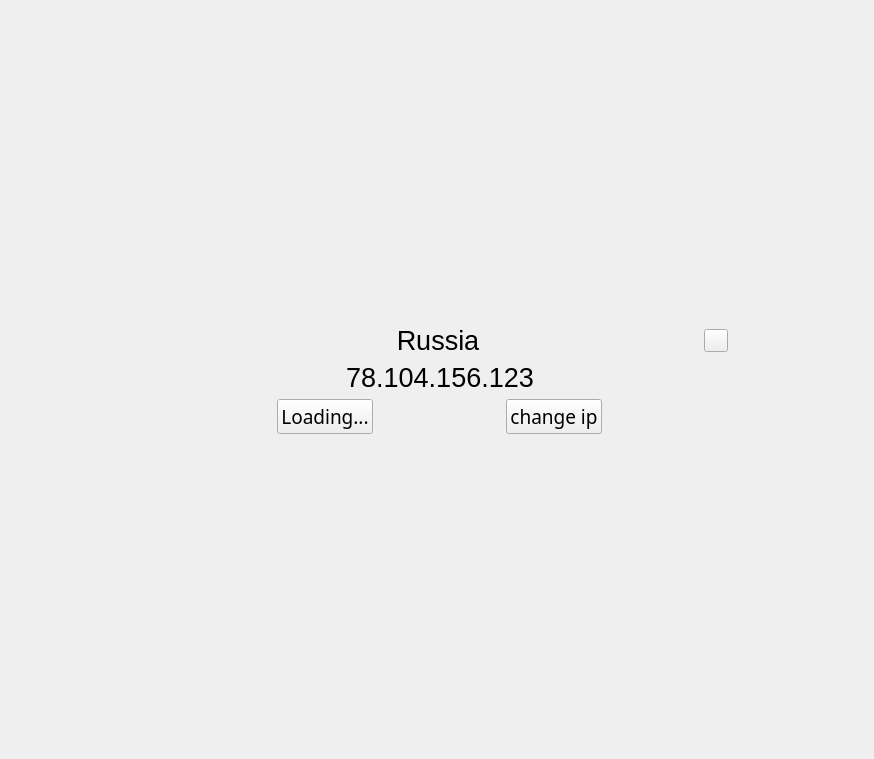
This is UI/ui/home.ui in lifufkd/InfinityWG-dektop-client as Qt 5 draws it before an edit. The edited form follows.
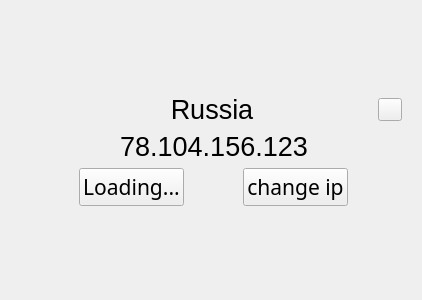
This is the edited form. Icons and pictures are not drawn. Custom widgets are drawn as their Qt base class.

Patch:
```diff
--- a/UI/ui/home.ui
+++ b/UI/ui/home.ui
@@ -9,15 +9,15 @@
    <rect>
     <x>0</x>
     <y>0</y>
-    <width>874</width>
-    <height>759</height>
+    <width>418</width>
+    <height>300</height>
    </rect>
   </property>
   <property name="windowTitle">
    <string>Form</string>
   </property>
-  <layout class="QGridLayout" name="gridLayout">
-   <item row="0" column="0">
+  <layout class="QHBoxLayout" name="horizontalLayout">
+   <item>
     <widget class="CardWidget" name="ConnectionCard">
      <property name="sizePolicy">
       <sizepolicy hsizetype="Expanding" vsizetype="Fixed">
@@ -27,8 +27,8 @@
      </property>
      <property name="minimumSize">
       <size>
-       <width>380</width>
-       <height>410</height>
+       <width>400</width>
+       <height>250</height>
       </size>
      </property>
      <property name="maximumSize">
@@ -260,8 +260,8 @@
            <widget class="PrimaryPushButton" name="ConnectBtn">
             <property name="font">
              <font>
-              <family>Arial Black</family>
-              <pointsize>14</pointsize>
+              <family>HoloLens MDL2 Assets</family>
+              <pointsize>16</pointsize>
              </font>
             </property>
             <property name="text">
@@ -289,8 +289,8 @@
            <widget class="PrimaryPushButton" name="ChangeIpBtn">
             <property name="font">
              <font>
-              <family>Arial Black</family>
-              <pointsize>14</pointsize>
+              <family>HoloLens MDL2 Assets</family>
+              <pointsize>16</pointsize>
              </font>
             </property>
             <property name="text">
```
Left out of the diff: 8 changed lines with no effect on the pictures.
